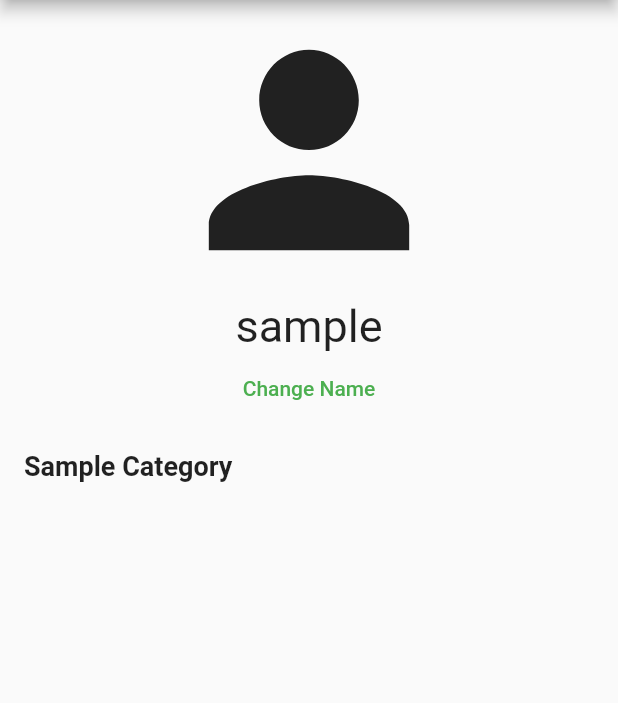
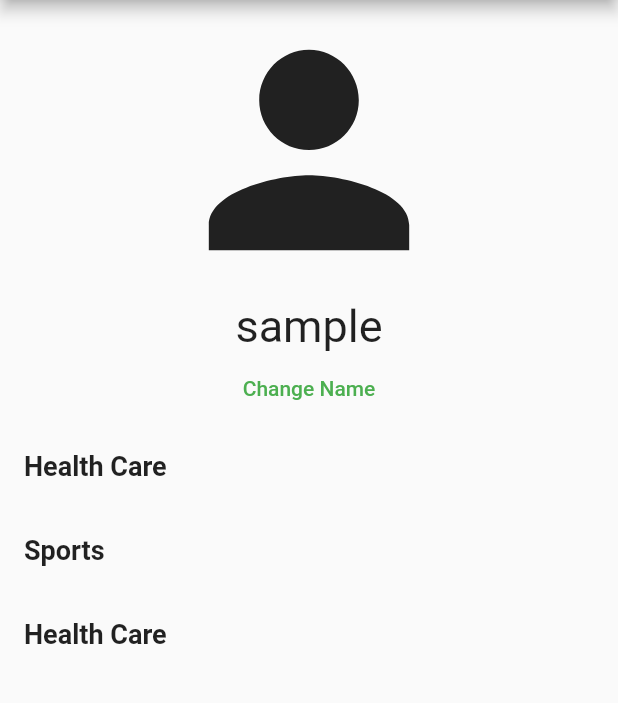
Before and after one commit to sinsinpurin/my_instruction, a Flutter app: the screen it shows after launch, on a phone screen of 412 x 824 dp, the part 84-787 px from its top. Run offline on Flutter 3.47's test engine with Material 2 defaults, Android fonts, the phone set to English and light mode, and no system bars; missing offline and left inert: dart:ffi.

Commit message:
category pageのガワを作成

```diff
--- a/lib/main.dart
+++ b/lib/main.dart
@@ -23,8 +23,7 @@ class MyApp extends StatelessWidget {
       theme: ThemeData(primarySwatch: Colors.green),
       initialRoute: '/',
       routes: {
-        '/': (context) => MyHomePage(),
-        '/category': (context) => const CategoryPage()
+        '/': (context) => HomePage(),
       },
     );
   }
--- a/lib/model/instract.dart
+++ b/lib/model/instract.dart
@@ -2,7 +2,11 @@ import 'package:flutter/material.dart';
 
 class Instracts extends ChangeNotifier {
   // 初期値
-  List<Instract> _instracts = [Instract()];
+  List<Instract> _instracts = [
+    Instract("Health Care", "疲れたらどうすればいい？", "寝たらいい"),
+    Instract("Sports", "疲れたらどうすればいい？", "寝たらいい"),
+    Instract("Health Care", "疲れたらどうすればいい？", "寝たらいい"),
+  ];
 
   List<Instract> get instracts => _instracts;
 
@@ -16,11 +20,17 @@ class Instracts extends ChangeNotifier {
   }
 }
 
-class Instract extends ChangeNotifier {
+class Instract {
   /// 初期値
-  String _category = "Sample Category";
-  String _question = "Sample Question";
-  String _answer = "Sample Answer";
+  String _category = "Null Category";
+  String _question = "Null Question";
+  String _answer = "Null Answer";
+
+  Instract(category, question, answer) {
+    _category = category;
+    _question = question;
+    _answer = answer;
+  }
 
   String get category => _category;
   String get question => _question;
--- a/lib/ui/pages/home/home.dart
+++ b/lib/ui/pages/home/home.dart
@@ -1,10 +1,13 @@
+import 'dart:ffi';
+
 import 'package:flutter/material.dart';
 import 'package:my_instruction/model/instract.dart';
 import 'package:my_instruction/model/user.dart';
+import 'package:my_instruction/ui/pages/category/category.dart';
 import 'package:provider/provider.dart';
 
-class MyHomePage extends StatelessWidget {
-  const MyHomePage({Key? key}) : super(key: key);
+class HomePage extends StatelessWidget {
+  const HomePage({Key? key}) : super(key: key);
 
   @override
   Widget build(BuildContext context) {
@@ -39,14 +42,19 @@ class MyHomePage extends StatelessWidget {
         ));
   }
 
-  Widget _listItem(BuildContext context, String title) {
+  Widget _listItem(BuildContext context, String category) {
     return ListTile(
       title: Text(
-        title,
+        category,
         style: const TextStyle(fontSize: 18, fontWeight: FontWeight.bold),
       ),
       onTap: () {
-        Navigator.pushNamed(context, '/category');
+        Navigator.push(
+            context,
+            MaterialPageRoute<Void>(
+                settings: const RouteSettings(name: "/detail"),
+                builder: (BuildContext context) =>
+                    CategoryPage(category: category)));
       },
     );
   }
```
Also changed, not shown: lib/ui/pages/category/category.dart (+6 -8 lines), lib/ui/pages/category/category_body.dart (deleted, +0 -15 lines).
